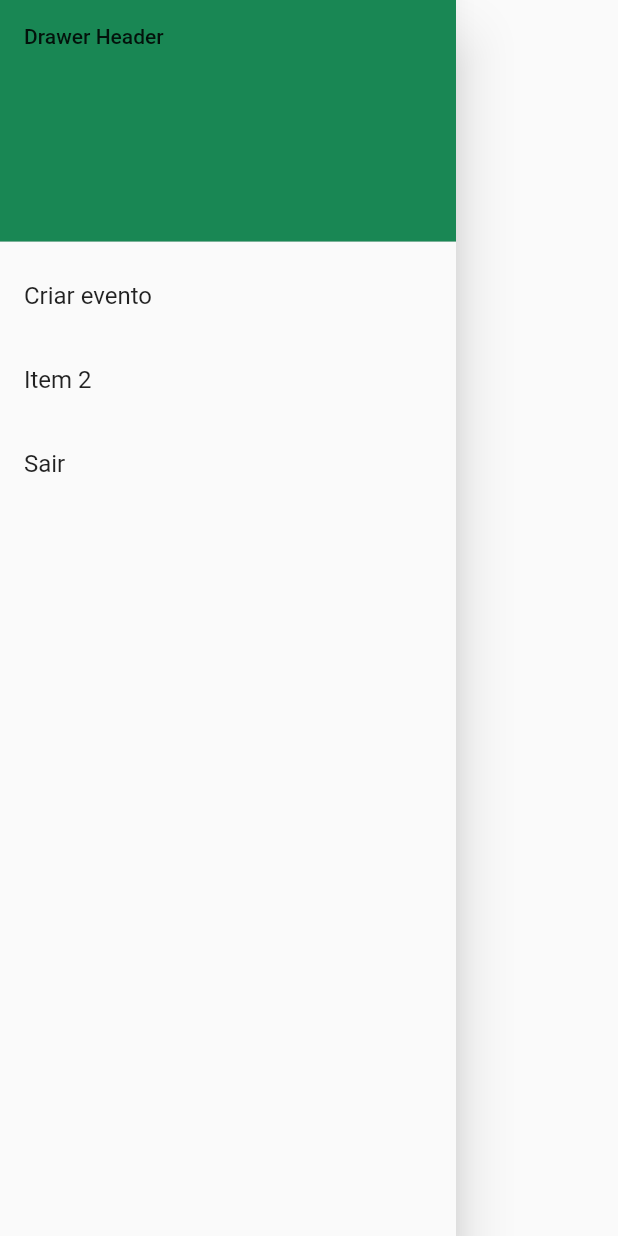
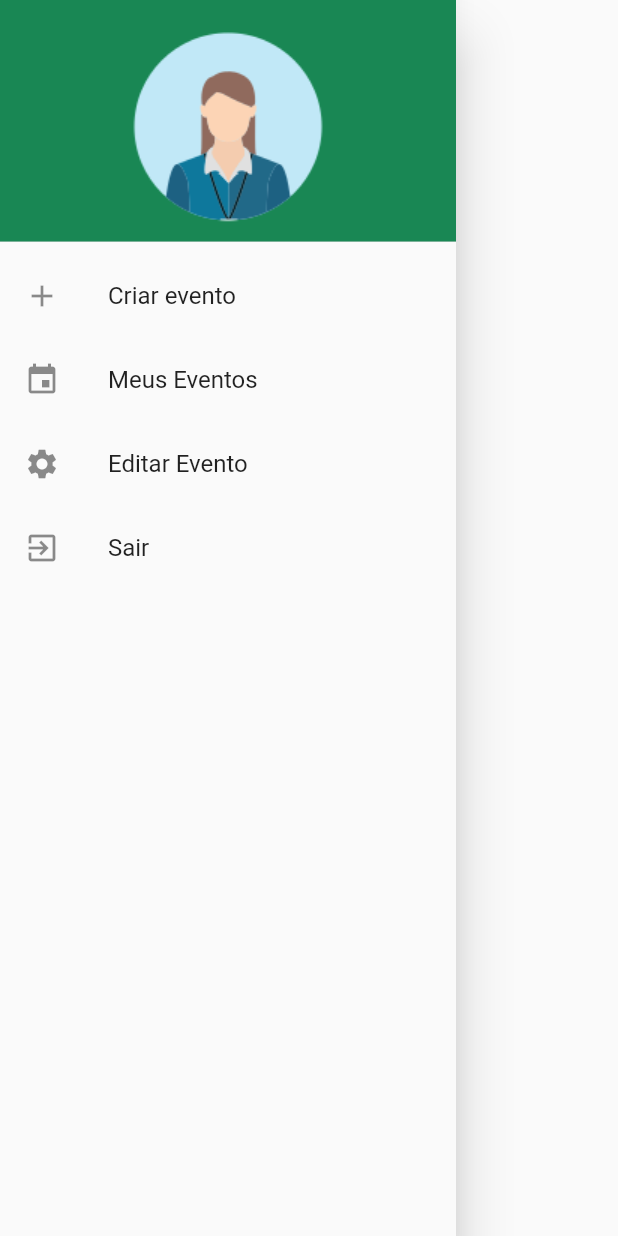
Before and after one commit to Filipex123/project-events-app, a Flutter app: the DrawerMenu widget shown alone on an empty page, opened directly, on a phone screen of 412 x 824 dp. Run offline on Flutter 3.47's test engine with Material 2 defaults, Android fonts, the phone set to English and light mode, and no system bars; our stand-ins replace datetime_picker_formfield, flutter_secure_storage, font_awesome_flutter, google_maps_flutter; missing offline and left inert: snapping_sheet; accounts and stored records are empty.

Commit message:
componentes drawer / imagens

```diff
--- a/lib/components/drawer.dart
+++ b/lib/components/drawer.dart
@@ -1,3 +1,4 @@
+import 'package:brota_ai_app/components/background.dart';
 import 'package:brota_ai_app/components/confirm_modal.dart';
 import 'package:brota_ai_app/screens/login.dart';
 import 'package:brota_ai_app/screens/new_event.dart';
@@ -35,26 +36,36 @@ class DrawerMenu extends StatelessWidget {
       child: ListView(
         padding: EdgeInsets.zero,
         children: [
-          const DrawerHeader(
-            decoration: BoxDecoration(
-              color: Color(0xFF198754),
+           DrawerHeader(
+            decoration: const BoxDecoration(
+                 color: Color(0xFF198754),
             ),
-            child: Text('Drawer Header'),
+
+            child: Image.asset('assets/images/perfil.png'),
           ),
           ListTile(
-            //colocar um Icon
+            leading: Icon(Icons.add),
             title: const Text('Criar evento'),
             onTap: () {
               Navigator.pushNamed(context, NewEventScreen.id);
             },
           ),
           ListTile(
-            title: const Text('Item 2'),
+            leading: Icon(Icons.event),
+            title: const Text('Meus Eventos'),
             onTap: () {
               Navigator.pop(context);
             },
           ),
           ListTile(
+            leading: Icon(Icons.settings),
+            title: const Text('Editar Evento'),
+            onTap: () {
+              Navigator.pop(context);
+            },
+          ),
+          ListTile(
+            leading: Icon(Icons.exit_to_app),
             title: const Text('Sair'),
             onTap: () {
               _handleOnClickLogout(context);
```
Also changed, not shown: assets/images/perfil.png (added).
